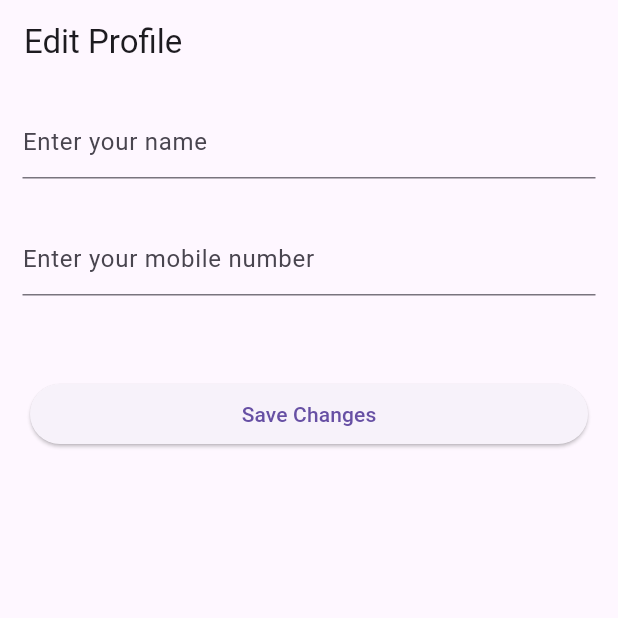
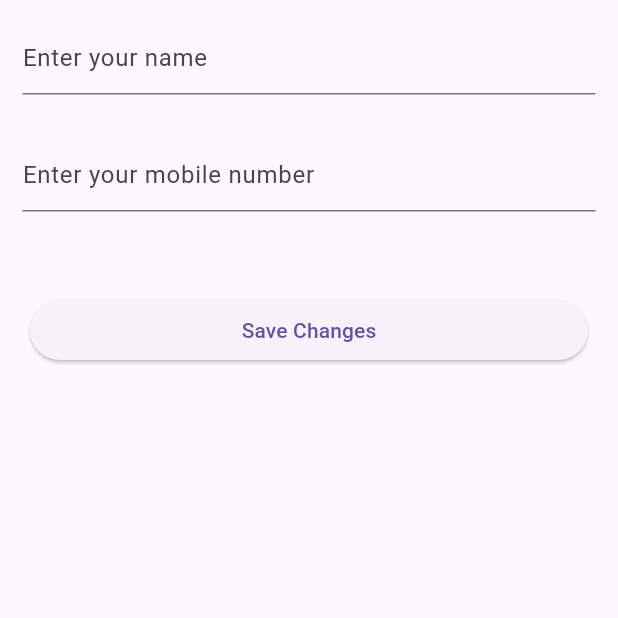
Before and after one commit to BORNXBOBBY/FirebaseAuthenticationAndcrudOperationFirestoreFlutter, a Flutter app: the EditProfile screen opened directly, on a phone screen of 412 x 824 dp, the top half of it. Run offline on Flutter 3.47's test engine with Material 3 defaults, Android fonts, the phone set to English and light mode, and no system bars; our stand-ins replace cloud_firestore, firebase_auth, firebase_core, firebase_storage, fluttertoast, get and 6 more; accounts and stored records are empty; network calls fail.

Commit message:
changes some

```diff
--- a/lib/EditProfile.dart
+++ b/lib/EditProfile.dart
@@ -198,9 +198,7 @@ class _EditProfileState extends State<EditProfile> {
   @override
   Widget build(BuildContext context) {
     return Scaffold(
-      appBar: AppBar(
-        title: Text("Edit Profile"),
-      ),
+
       body: SingleChildScrollView(
         child: Column(
           mainAxisAlignment: MainAxisAlignment.center,
```
